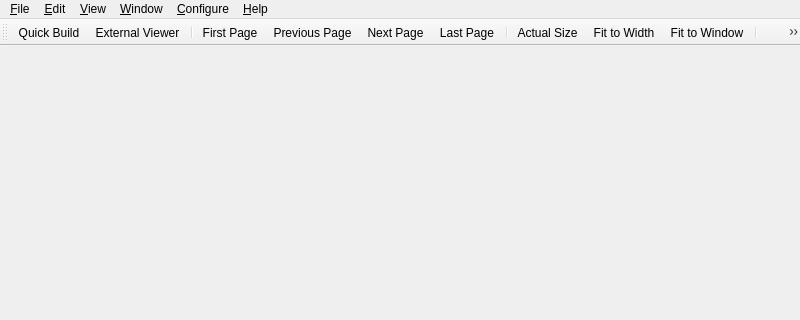
svn2github/texstudio-trunk, file PDFDocument.ui: the form before one commit; both pictures show x 0 to 800 and y 0 to 320 of the 800 by 600 pixel window.
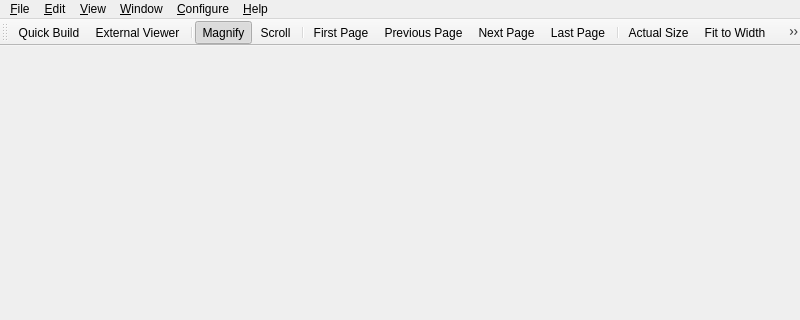
The form after the commit.

Commit message: integrated zoom slider by Tim Hoffmann, fixed the issues he mentioned

Patch:
```diff
--- a/PDFDocument.ui
+++ b/PDFDocument.ui
@@ -152,6 +152,9 @@
    <addaction name="actionTypeset"/>
    <addaction name="actionExternalViewer"/>
    <addaction name="separator"/>
+   <addaction name="actionMagnify"/>
+   <addaction name="actionScroll"/>
+   <addaction name="separator"/>
    <addaction name="actionFirst_Page"/>
    <addaction name="actionPrevious_Page"/>
    <addaction name="actionNext_Page"/>
@@ -161,8 +164,8 @@
    <addaction name="actionFit_to_Width"/>
    <addaction name="actionFit_to_Window"/>
    <addaction name="separator"/>
-   <addaction name="actionMagnify"/>
-   <addaction name="actionScroll"/>
+   <addaction name="actionZoom_Out"/>
+   <addaction name="actionZoom_In"/>
   </widget>
   <action name="actionAbout_TW">
    <property name="text">
```
The commit also changes 2 other files.
